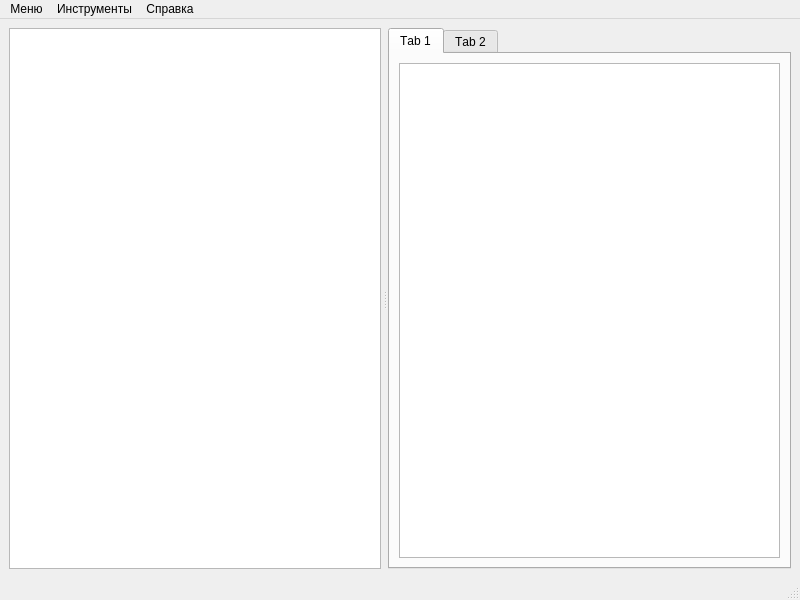
This is MainWindow.ui in mrEscow/GB_QT as Qt 5 draws it before an edit. The edited form follows.
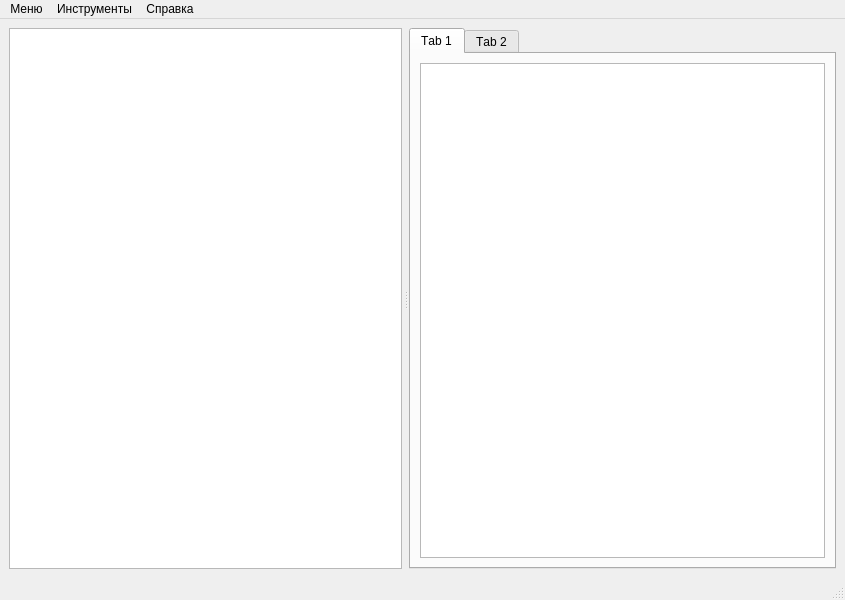
This is the edited form.

Diff of the .ui file:
```diff
--- a/MainWindow.ui
+++ b/MainWindow.ui
@@ -6,7 +6,7 @@
    <rect>
     <x>0</x>
     <y>0</y>
-    <width>800</width>
+    <width>845</width>
     <height>600</height>
    </rect>
   </property>
@@ -14,8 +14,8 @@
    <string>MainWindow</string>
   </property>
   <widget class="QWidget" name="centralwidget">
-   <layout class="QGridLayout" name="gridLayout">
-    <item row="0" column="0">
+   <layout class="QHBoxLayout" name="horizontalLayout">
+    <item>
      <widget class="QSplitter" name="splitter">
       <property name="sizeIncrement">
        <size>
@@ -76,7 +76,7 @@
     <rect>
      <x>0</x>
      <y>0</y>
-     <width>800</width>
+     <width>845</width>
      <height>21</height>
     </rect>
    </property>
```
